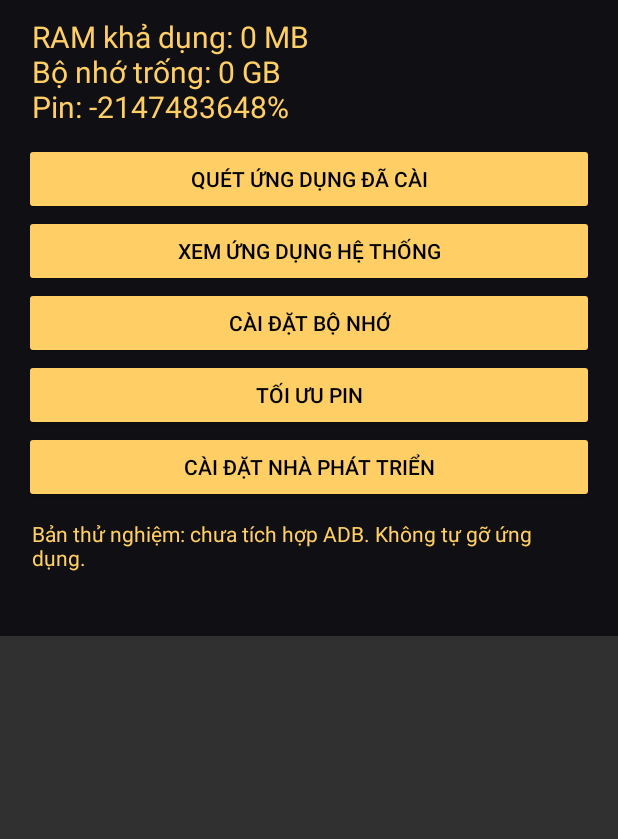
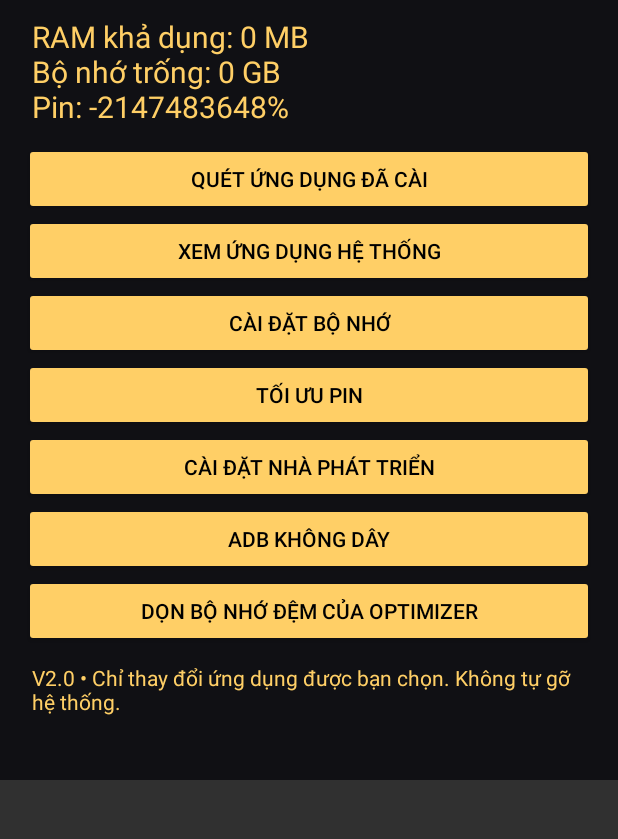
Before and after one commit to jinhwangdo1-hash/thiendao, an Android app: the screen it shows after launch (MainActivity), after a tap on "QUAY LẠI", on a phone screen of 412 x 824 dp, the part 133-972 px from its top. Run offline under Robolectric (Android 15) with nearby library versions, the phone set to English and light mode, and no system bars; 3 other taps on this screen came first.

Commit message:
Upgrade optimizer V2

```diff
--- a/optimizer/app/src/main/java/vn/thiendao/optimizer/MainActivity.java
+++ b/optimizer/app/src/main/java/vn/thiendao/optimizer/MainActivity.java
@@ -6,7 +6,12 @@ public class MainActivity extends Activity {
  void label(String t,int size){TextView v=new TextView(this);v.setText(t);v.setTextColor(gold);v.setTextSize(size);v.setPadding(8,16,8,16);root.addView(v);}
  void button(String t,Runnable r){Button b=new Button(this);b.setText(t);b.setTextColor(Color.BLACK);b.setBackgroundTintList(android.content.res.ColorStateList.valueOf(gold));root.addView(b);b.setOnClickListener(v->r.run());}
  public void onCreate(Bundle b){super.onCreate(b);home();}
- void home(){page("THIÊN ĐẠO • OPTIMIZER");ActivityManager.MemoryInfo m=new ActivityManager.MemoryInfo();((ActivityManager)getSystemService(ACTIVITY_SERVICE)).getMemoryInfo(m);StatFs f=new StatFs(Environment.getDataDirectory().getPath());int battery=((BatteryManager)getSystemService(BATTERY_SERVICE)).getIntProperty(BatteryManager.BATTERY_PROPERTY_CAPACITY);label("RAM khả dụng: "+m.availMem/1048576+" MB\nBộ nhớ trống: "+f.getAvailableBytes()/1073741824+" GB\nPin: "+battery+"%",20);button("Quét ứng dụng đã cài",()->apps(false));button("Xem ứng dụng hệ thống",()->apps(true));button("Cài đặt bộ nhớ",()->open(Settings.ACTION_INTERNAL_STORAGE_SETTINGS));button("Tối ưu pin",()->open(Settings.ACTION_BATTERY_SAVER_SETTINGS));button("Cài đặt nhà phát triển",()->open(Settings.ACTION_APPLICATION_DEVELOPMENT_SETTINGS));label("Bản thử nghiệm: chưa tích hợp ADB. Không tự gỡ ứng dụng.",14);}
+ void home(){page("THIÊN ĐẠO • OPTIMIZER");ActivityManager.MemoryInfo m=new ActivityManager.MemoryInfo();((ActivityManager)getSystemService(ACTIVITY_SERVICE)).getMemoryInfo(m);StatFs f=new StatFs(Environment.getDataDirectory().getPath());int battery=((BatteryManager)getSystemService(BATTERY_SERVICE)).getIntProperty(BatteryManager.BATTERY_PROPERTY_CAPACITY);label("RAM khả dụng: "+m.availMem/1048576+" MB\nBộ nhớ trống: "+f.getAvailableBytes()/1073741824+" GB\nPin: "+battery+"%",20);button("Quét ứng dụng đã cài",()->apps(false));button("Xem ứng dụng hệ thống",()->apps(true));button("Cài đặt bộ nhớ",()->open(Settings.ACTION_INTERNAL_STORAGE_SETTINGS));button("Tối ưu pin",()->open(Settings.ACTION_BATTERY_SAVER_SETTINGS));button("Cài đặt nhà phát triển",()->open(Settings.ACTION_APPLICATION_DEVELOPMENT_SETTINGS));button("ADB không dây",()->adbPage());button("Dọn bộ nhớ đệm của Optimizer",()->{long n=clean(getCacheDir());Toast.makeText(this,"Đã dọn "+n+" byte",1).show();});label("V2.0 • Chỉ thay đổi ứng dụng được bạn chọn. Không tự gỡ hệ thống.",14);}
+ long clean(java.io.File f){long n=0;java.io.File[] fs=f.listFiles();if(fs!=null)for(java.io.File x:fs){if(x.isDirectory())n+=clean(x);else{long z=x.length();if(x.delete())n+=z;}}return n;}
+ EditText field(String hint){EditText e=new EditText(this);e.setHint(hint);e.setTextColor(Color.WHITE);e.setHintTextColor(0xffaaaaaa);root.addView(e);return e;}
+ void task(java.util.concurrent.Callable<String> job){new Thread(()->{String msg;try{msg=job.call();}catch(Throwable e){msg="Lỗi: "+e.getMessage();}final String result=msg;runOnUiThread(()->{if(!isFinishing())new AlertDialog.Builder(this).setMessage(result).setPositiveButton("OK",null).show();});}).start();}
+ void adbPage(){page("ADB KHÔNG DÂY");button("Quay lại",()->home());label("Bật gỡ lỗi không dây trong tùy chọn nhà phát triển. Dùng chia đôi màn hình để nhập mã ghép nối. Hai cổng ghép nối và kết nối khác nhau.",15);button("Mở tùy chọn nhà phát triển",()->open(Settings.ACTION_APPLICATION_DEVELOPMENT_SETTINGS));EditText p=field("Cổng ghép nối"),c=field("Mã 6 chữ số"),q=field("Cổng kết nối");button("Ghép nối",()->{String port=p.getText().toString(),code=c.getText().toString();c.setText("");task(()->{if(!code.matches("[0-9]{6}"))return "Mã không hợp lệ";return AdbBridge.get().pair("127.0.0.1",Integer.parseInt(port),code)?"Ghép nối thành công":"Ghép nối thất bại";});});button("Kết nối",()->{String port=q.getText().toString();task(()->AdbBridge.get().connect("127.0.0.1",Integer.parseInt(port))?"Đã kết nối":"Kết nối thất bại");});button("Kiểm tra ADB",()->task(()->AdbBridge.get().command("id")));button("Ngắt kết nối",()->task(()->{AdbBridge.get().disconnect();return "Đã ngắt. Hãy tắt gỡ lỗi không dây khi không dùng.";}));}
  void open(String action){try{startActivity(new Intent(action));}catch(Exception e){Toast.makeText(this,"Thiết bị không hỗ trợ",0).show();}}
- void apps(boolean system){page(system?"Ứng dụng hệ thống":"Ứng dụng người dùng");button("Quay lại",()->home());List<ApplicationInfo> list=getPackageManager().getInstalledApplications(0);list.sort(Comparator.comparing(a->a.loadLabel(getPackageManager()).toString()));for(ApplicationInfo a:list){if(((a.flags&ApplicationInfo.FLAG_SYSTEM)!=0)!=system||a.packageName.equals(getPackageName()))continue;String name=a.loadLabel(getPackageManager()).toString();label(name+"\n"+a.packageName,15);button(system?"Thông tin • không tự gỡ":"Xem / gỡ cài đặt",()->{new AlertDialog.Builder(this).setTitle(name).setMessage(system?"Ứng dụng hệ thống được bảo vệ.":"Chỉ gỡ nếu bạn không cần ứng dụng này.").setNegativeButton("Hủy",null).setPositiveButton("Thông tin",(d,w)->startActivity(new Intent(Settings.ACTION_APPLICATION_DETAILS_SETTINGS,Uri.parse("package:"+a.packageName)))).show();});}}
+ void apps(boolean system){page(system?"Ứng dụng hệ thống":"Ứng dụng người dùng");button("Quay lại",()->home());List<ApplicationInfo> list=getPackageManager().getInstalledApplications(0);list.sort(Comparator.comparing(a->a.loadLabel(getPackageManager()).toString()));for(ApplicationInfo a:list){if(((a.flags&ApplicationInfo.FLAG_SYSTEM)!=0)!=system||a.packageName.equals(getPackageName()))continue;String name=a.loadLabel(getPackageManager()).toString();label(name+"\n"+a.packageName,15);button(system?"Thông tin • không tự gỡ":"Xem / gỡ cài đặt",()->{new AlertDialog.Builder(this).setTitle(name).setMessage(system?"Ứng dụng hệ thống được bảo vệ.":"Chỉ gỡ nếu bạn không cần ứng dụng này.").setNegativeButton("Hủy",null).setPositiveButton("Thông tin",(d,w)->startActivity(new Intent(Settings.ACTION_APPLICATION_DETAILS_SETTINGS,Uri.parse("package:"+a.packageName)))).show();});if(!system){button("Dừng ứng dụng qua ADB",()->new AlertDialog.Builder(this).setMessage("Dừng "+name+"? Có thể mất thông báo cho đến khi mở lại.").setNegativeButton("Hủy",null).setPositiveButton("Dừng",(d,w)->task(()->AdbBridge.get().command("am force-stop --user 0 "+safe(a.packageName)))).show());}}}
+ String safe(String p){if(!p.matches("[a-zA-Z0-9_]+(\\.[a-zA-Z0-9_]+)+")||p.equals(getPackageName()))throw new IllegalArgumentException("Gói không hợp lệ");return p;}
 }
```
